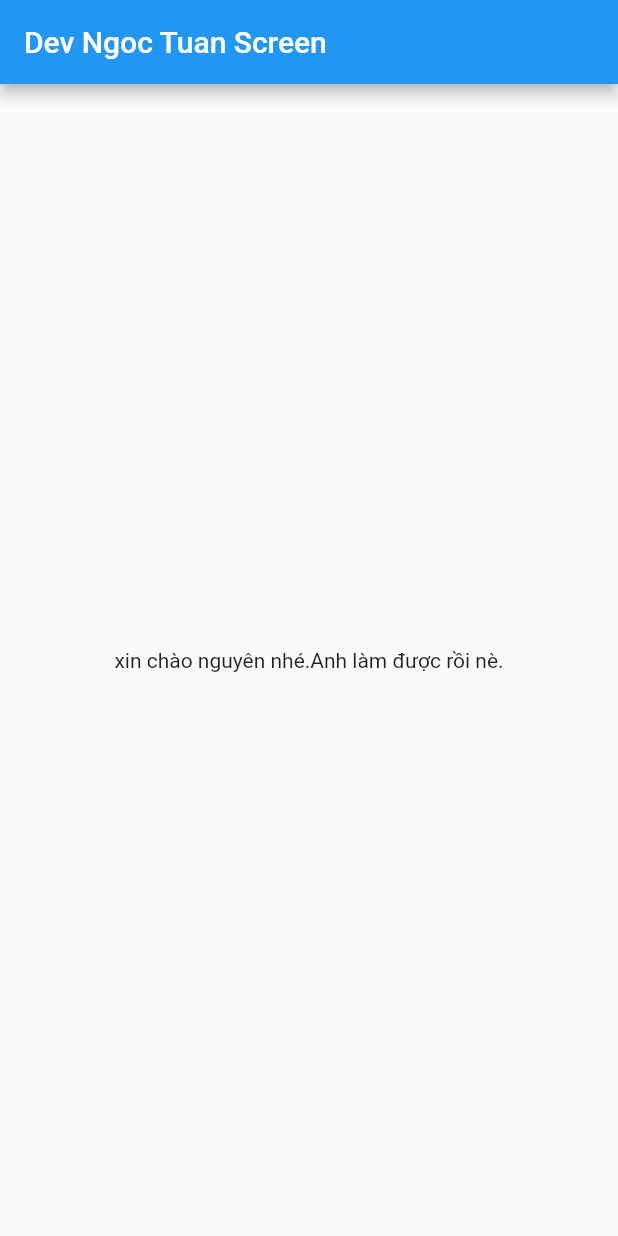
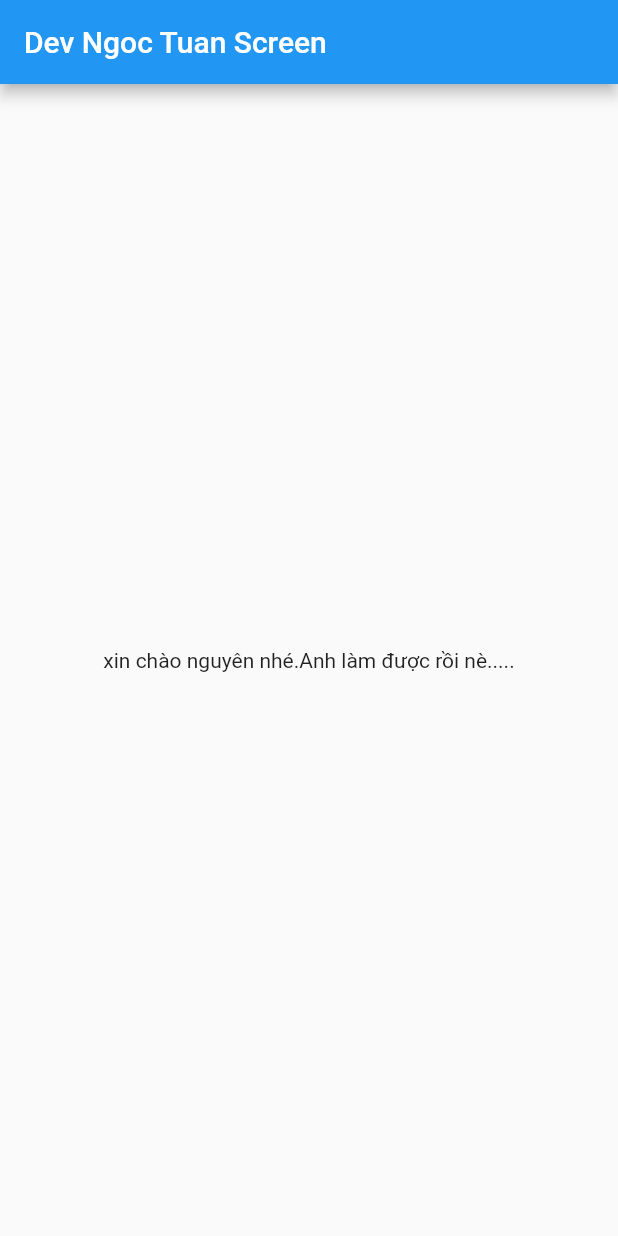
Before and after one commit to Nobi1202/Flutter-Training, a Flutter app: the screen it shows after launch, on a phone screen of 412 x 824 dp. Run offline on Flutter 3.47's test engine with Material 2 defaults, Android fonts, the phone set to English and light mode, and no system bars.

Commit message:
update123

```diff
--- a/lib/dev_ngoc_tan/main_screen.dart
+++ b/lib/dev_ngoc_tan/main_screen.dart
@@ -10,7 +10,7 @@ class MainScreen extends StatelessWidget {
         title: const Text("Dev Ngoc Tuan Screen"),
       ),
       body: const Center(
-        child: Text("xin chào nguyên nhé.Anh làm được rồi nè."),
+        child: Text("xin chào nguyên nhé.Anh làm được rồi nè....."),
       ),
     );
   }
```
